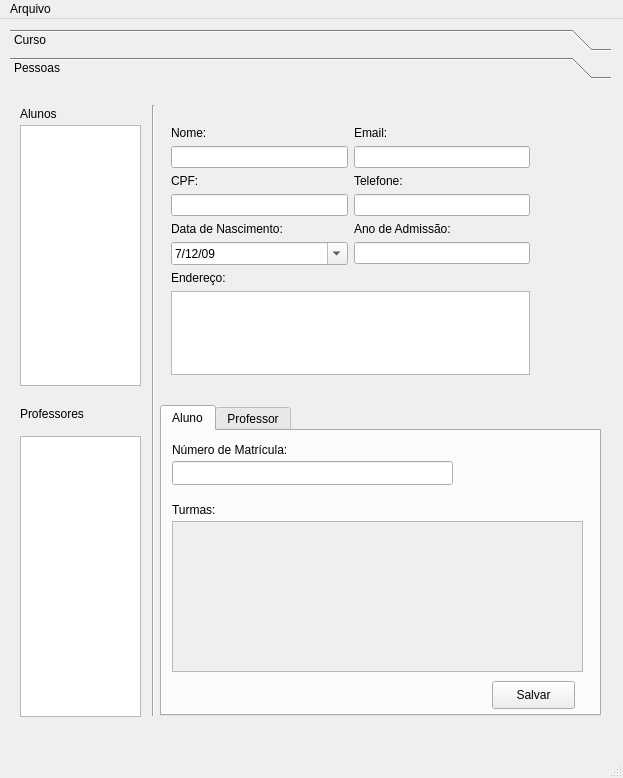
Old version of the form mainwindow.ui in the repository gabrielgilini/qtControleFacul.
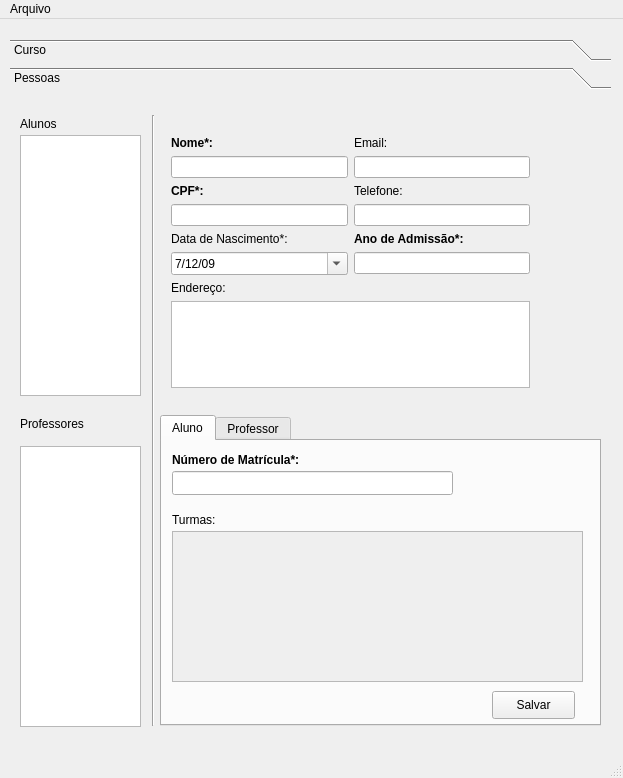
New version of the form.

Diff of the .ui file:
```diff
--- a/mainwindow.ui
+++ b/mainwindow.ui
@@ -21,9 +21,9 @@
     <property name="geometry">
      <rect>
       <x>10</x>
-      <y>10</y>
+      <y>20</y>
       <width>601</width>
-      <height>711</height>
+      <height>701</height>
      </rect>
     </property>
     <property name="currentIndex">
@@ -272,7 +272,7 @@
        <x>0</x>
        <y>0</y>
        <width>601</width>
-       <height>647</height>
+       <height>637</height>
       </rect>
      </property>
      <attribute name="label">
@@ -364,12 +364,18 @@
          <rect>
           <x>10</x>
           <y>10</y>
-          <width>151</width>
+          <width>181</width>
           <height>18</height>
          </rect>
         </property>
+        <property name="font">
+         <font>
+          <weight>75</weight>
+          <bold>true</bold>
+         </font>
+        </property>
         <property name="text">
-         <string>Número de Matrícula:</string>
+         <string>Número de Matrícula*:</string>
         </property>
        </widget>
        <widget class="QLineEdit" name="matriculaAluno">
@@ -455,14 +461,20 @@
         <x>150</x>
         <y>30</y>
         <width>381</width>
-        <height>271</height>
+        <height>274</height>
        </rect>
       </property>
       <layout class="QGridLayout" name="gridLayout">
        <item row="0" column="0">
         <widget class="QLabel" name="label_10">
+         <property name="font">
+          <font>
+           <weight>75</weight>
+           <bold>true</bold>
+          </font>
+         </property>
          <property name="text">
-          <string>Nome:</string>
+          <string>Nome*:</string>
          </property>
         </widget>
        </item>
@@ -481,8 +493,14 @@
        </item>
        <item row="2" column="0">
         <widget class="QLabel" name="label_14">
+         <property name="font">
+          <font>
+           <weight>75</weight>
+           <bold>true</bold>
+          </font>
+         </property>
          <property name="text">
-          <string>CPF:</string>
+          <string>CPF*:</string>
          </property>
         </widget>
        </item>
@@ -502,14 +520,20 @@
        <item row="4" column="0">
         <widget class="QLabel" name="label_15">
          <property name="text">
-          <string>Data de Nascimento:</string>
+          <string>Data de Nascimento*:</string>
          </property>
         </widget>
        </item>
        <item row="4" column="1">
         <widget class="QLabel" name="label_16">
+         <property name="font">
+          <font>
+           <weight>75</weight>
+           <bold>true</bold>
+          </font>
+         </property>
          <property name="text">
-          <string>Ano de Admissão:</string>
+          <string>Ano de Admissão*:</string>
          </property>
         </widget>
        </item>
```
Left out of the diff: 4 changed lines with no effect on the pictures.
